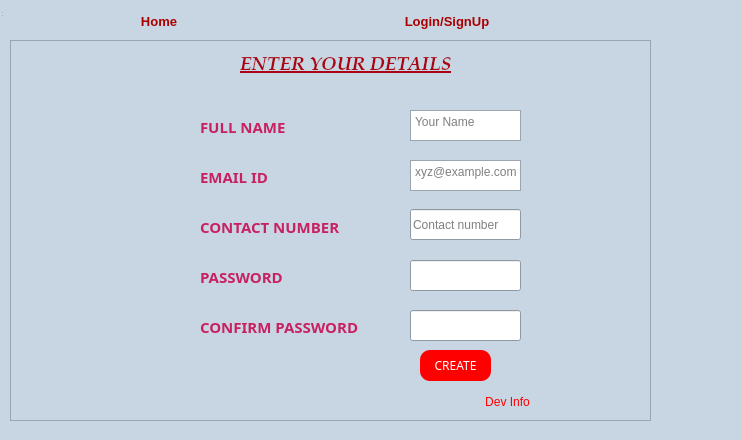
First picture: the form in SignUpWindow.ui, repository sarthakforwet/Attendance-Record-Management-System, before the edit.
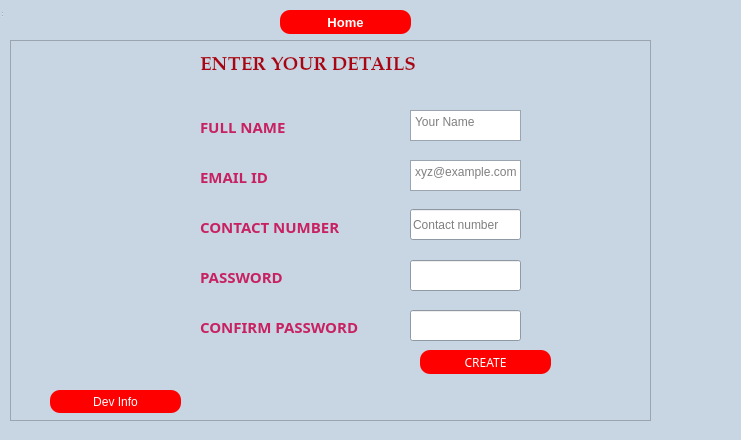
Second picture: the form after the edit.

```diff
--- a/SignUpWindow.ui
+++ b/SignUpWindow.ui
@@ -104,9 +104,9 @@
     <widget class="QPushButton" name="devInfo">
      <property name="geometry">
       <rect>
-       <x>460</x>
+       <x>40</x>
        <y>350</y>
-       <width>75</width>
+       <width>131</width>
        <height>23</height>
       </rect>
      </property>
@@ -116,9 +116,9 @@
         <colorrole role="WindowText">
          <brush brushstyle="SolidPattern">
           <color alpha="255">
-           <red>0</red>
-           <green>0</green>
-           <blue>0</blue>
+           <red>255</red>
+           <green>255</green>
+           <blue>255</blue>
           </color>
          </brush>
         </colorrole>
@@ -126,8 +126,8 @@
          <brush brushstyle="SolidPattern">
           <color alpha="255">
            <red>255</red>
-           <green>255</green>
-           <blue>255</blue>
+           <green>0</green>
+           <blue>0</blue>
           </color>
          </brush>
         </colorrole>
@@ -161,13 +161,31 @@
         <colorrole role="Text">
          <brush brushstyle="SolidPattern">
           <color alpha="255">
-           <red>0</red>
-           <green>0</green>
-           <blue>0</blue>
+           <red>255</red>
+           <green>255</green>
+           <blue>255</blue>
           </color>
          </brush>
         </colorrole>
         <colorrole role="ButtonText">
+         <brush brushstyle="SolidPattern">
+          <color alpha="255">
+           <red>255</red>
+           <green>255</green>
+           <blue>255</blue>
+          </color>
+         </brush>
+        </colorrole>
+        <colorrole role="Base">
+         <brush brushstyle="SolidPattern">
+          <color alpha="255">
+           <red>255</red>
+           <green>0</green>
+           <blue>0</blue>
+          </color>
+         </brush>
+        </colorrole>
+        <colorrole role="Window">
          <brush brushstyle="SolidPattern">
           <color alpha="255">
            <red>255</red>
@@ -181,9 +199,9 @@
         <colorrole role="WindowText">
          <brush brushstyle="SolidPattern">
           <color alpha="255">
-           <red>0</red>
-           <green>0</green>
-           <blue>0</blue>
+           <red>255</red>
+           <green>255</green>
+           <blue>255</blue>
           </color>
          </brush>
         </colorrole>
@@ -191,8 +209,8 @@
          <brush brushstyle="SolidPattern">
           <color alpha="255">
            <red>255</red>
-           <green>255</green>
-           <blue>255</blue>
+           <green>0</green>
+           <blue>0</blue>
           </color>
          </brush>
         </colorrole>
@@ -226,13 +244,31 @@
         <colorrole role="Text">
          <brush brushstyle="SolidPattern">
           <color alpha="255">
-           <red>0</red>
-           <green>0</green>
-           <blue>0</blue>
+           <red>255</red>
+           <green>255</green>
+           <blue>255</blue>
           </color>
          </brush>
         </colorrole>
         <colorrole role="ButtonText">
+         <brush brushstyle="SolidPattern">
+          <color alpha="255">
+           <red>255</red>
+           <green>255</green>
+           <blue>255</blue>
+          </color>
+         </brush>
+        </colorrole>
+        <colorrole role="Base">
+         <brush brushstyle="SolidPattern">
+          <color alpha="255">
+           <red>255</red>
+           <green>0</green>
+           <blue>0</blue>
+          </color>
+         </brush>
+        </colorrole>
+        <colorrole role="Window">
          <brush brushstyle="SolidPattern">
           <color alpha="255">
            <red>255</red>
@@ -248,7 +284,7 @@
           <color alpha="255">
            <red>255</red>
            <green>255</green>
-           <blue>127</blue>
+           <blue>255</blue>
           </color>
          </brush>
         </colorrole>
@@ -256,8 +292,8 @@
          <brush brushstyle="SolidPattern">
           <color alpha="255">
            <red>255</red>
-           <green>255</green>
-           <blue>255</blue>
+           <green>0</green>
+           <blue>0</blue>
           </color>
          </brush>
         </colorrole>
@@ -293,7 +329,7 @@
           <color alpha="255">
            <red>255</red>
            <green>255</green>
-           <blue>127</blue>
+           <blue>255</blue>
           </color>
          </brush>
         </colorrole>
@@ -302,13 +338,39 @@
           <color alpha="255">
            <red>255</red>
            <green>255</green>
-           <blue>127</blue>
+           <blue>255</blue>
+          </color>
+         </brush>
+        </colorrole>
+        <colorrole role="Base">
+         <brush brushstyle="SolidPattern">
+          <color alpha="255">
+           <red>255</red>
+           <green>0</green>
+           <blue>0</blue>
+          </color>
+         </brush>
+        </colorrole>
+        <colorrole role="Window">
+         <brush brushstyle="SolidPattern">
+          <color alpha="255">
+           <red>255</red>
+           <green>0</green>
+           <blue>0</blue>
           </color>
          </brush>
         </colorrole>
        </disabled>
       </palette>
      </property>
+     <property name="styleSheet">
+      <string notr="true">QPushButton{
+	background-color: rgb(255,0, 0);
+	border-radius:10px;
+	color:#FFFFFF
+}
+</string>
+     </property>
      <property name="text">
       <string>Dev Info</string>
      </property>
@@ -553,8 +615,8 @@
       <rect>
        <x>410</x>
        <y>310</y>
-       <width>71</width>
-       <height>31</height>
+       <width>131</width>
+       <height>24</height>
       </rect>
      </property>
      <property name="palette">
@@ -1019,7 +1081,7 @@
     <widget class="QLabel" name="label_4">
      <property name="geometry">
       <rect>
-       <x>230</x>
+       <x>190</x>
        <y>10</y>
        <width>271</width>
        <height>31</height>
@@ -1067,9 +1129,9 @@
        <family>Palatino Linotype</family>
        <pointsize>14</pointsize>
        <weight>75</weight>
-       <italic>true</italic>
+       <italic>false</italic>
        <bold>true</bold>
-       <underline>true</underline>
+       <underline>false</underline>
       </font>
      </property>
      <property name="text">
@@ -1077,22 +1139,55 @@
      </property>
     </widget>
    </widget>
-   <widget class="QPushButton" name="login_signUp">
+   <widget class="QPushButton" name="home">
     <property name="geometry">
      <rect>
-      <x>337</x>
-      <y>9</y>
-      <width>200</width>
+      <x>270</x>
+      <y>10</y>
+      <width>131</width>
       <height>24</height>
      </rect>
     </property>
+    <property name="sizePolicy">
+     <sizepolicy hsizetype="Preferred" vsizetype="Preferred">
+      <horstretch>0</horstretch>
+      <verstretch>0</verstretch>
+     </sizepolicy>
+    </property>
+    <property name="minimumSize">
+     <size>
+      <width>120</width>
+      <height>10</height>
+     </size>
+    </property>
+    <property name="maximumSize">
+     <size>
+      <width>300</width>
+      <height>16777215</height>
+     </size>
+    </property>
+    <property name="baseSize">
+     <size>
+      <width>10</width>
+      <height>10</height>
+     </size>
+    </property>
     <property name="palette">
      <palette>
       <active>
        <colorrole role="WindowText">
         <brush brushstyle="SolidPattern">
          <color alpha="255">
-          <red>170</red>
+          <red>255</red>
+          <green>255</green>
+          <blue>255</blue>
+         </color>
+        </brush>
+       </colorrole>
+       <colorrole role="Button">
+        <brush brushstyle="SolidPattern">
+         <color alpha="255">
+          <red>255</red>
           <green>0</green>
           <blue>0</blue>
          </color>
@@ -1101,16 +1196,34 @@
        <colorrole role="Text">
         <brush brushstyle="SolidPattern">
          <color alpha="255">
-          <red>170</red>
-          <green>0</green>
-          <blue>0</blue>
+          <red>255</red>
+          <green>255</green>
+          <blue>255</blue>
          </color>
         </brush>
        </colorrole>
        <colorrole role="ButtonText">
         <brush brushstyle="SolidPattern">
          <color alpha="255">
-          <red>170</red>
+          <red>255</red>
+          <green>255</green>
+          <blue>255</blue>
+         </color>
+        </brush>
+       </colorrole>
+       <colorrole role="Base">
+        <brush brushstyle="SolidPattern">
+         <color alpha="255">
+          <red>255</red>
+          <green>0</green>
+          <blue>0</blue>
+         </color>
+        </brush>
+       </colorrole>
+       <colorrole role="Window">
+        <brush brushstyle="SolidPattern">
+         <color alpha="255">
+          <red>255</red>
           <green>0</green>
           <blue>0</blue>
          </color>
@@ -1121,7 +1234,16 @@
        <colorrole role="WindowText">
         <brush brushstyle="SolidPattern">
          <color alpha="255">
-          <red>170</red>
+          <red>255</red>
+          <green>255</green>
+          <blue>255</blue>
+         </color>
+        </brush>
+       </colorrole>
+       <colorrole role="Button">
+        <brush brushstyle="SolidPattern">
+         <color alpha="255">
+          <red>255</red>
           <green>0</green>
           <blue>0</blue>
          </color>
@@ -1130,16 +1252,34 @@
        <colorrole role="Text">
         <brush brushstyle="SolidPattern">
          <color alpha="255">
-          <red>170</red>
-          <green>0</green>
-          <blue>0</blue>
+          <red>255</red>
+          <green>255</green>
+          <blue>255</blue>
          </color>
         </brush>
        </colorrole>
        <colorrole role="ButtonText">
         <brush brushstyle="SolidPattern">
          <color alpha="255">
-          <red>170</red>
+          <red>255</red>
+          <green>255</green>
+          <blue>255</blue>
+         </color>
+        </brush>
+       </colorrole>
+       <colorrole role="Base">
+        <brush brushstyle="SolidPattern">
+         <color alpha="255">
+          <red>255</red>
+          <green>0</green>
+          <blue>0</blue>
+         </color>
+        </brush>
+       </colorrole>
+       <colorrole role="Window">
+        <brush brushstyle="SolidPattern">
+         <color alpha="255">
+          <red>255</red>
           <green>0</green>
           <blue>0</blue>
          </color>
@@ -1150,27 +1290,54 @@
        <colorrole role="WindowText">
         <brush brushstyle="SolidPattern">
          <color alpha="255">
-          <red>120</red>
-          <green>120</green>
-          <blue>120</blue>
+          <red>255</red>
+          <green>255</green>
+          <blue>255</blue>
+         </color>
+        </brush>
+       </colorrole>
+       <colorrole role="Button">
+        <brush brushstyle="SolidPattern">
+         <color alpha="255">
+          <red>255</red>
+          <green>0</green>
+          <blue>0</blue>
          </color>
         </brush>
        </colorrole>
        <colorrole role="Text">
         <brush brushstyle="SolidPattern">
          <color alpha="255">
-          <red>120</red>
-          <green>120</green>
-          <blue>120</blue>
+          <red>255</red>
+          <green>255</green>
+          <blue>255</blue>
          </color>
         </brush>
        </colorrole>
        <colorrole role="ButtonText">
         <brush brushstyle="SolidPattern">
          <color alpha="255">
-          <red>120</red>
-          <green>120</green>
-          <blue>120</blue>
+          <red>255</red>
+          <green>255</green>
+          <blue>255</blue>
+         </color>
+        </brush>
+       </colorrole>
+       <colorrole role="Base">
+        <brush brushstyle="SolidPattern">
+         <color alpha="255">
+          <red>255</red>
+          <green>0</green>
+          <blue>0</blue>
+         </color>
+        </brush>
+       </colorrole>
+       <colorrole role="Window">
+        <brush brushstyle="SolidPattern">
+         <color alpha="255">
+          <red>255</red>
+          <green>0</green>
+          <blue>0</blue>
          </color>
         </brush>
        </colorrole>
@@ -1185,8 +1352,24 @@
       <bold>true</bold>
      </font>
     </property>
+    <property name="autoFillBackground">
+     <bool>false</bool>
+    </property>
+    <property name="styleSheet">
+     <string notr="true">QPushButton{
+	background-color: rgb(255,0, 0);
+	border-radius:10px;
+	color:#FFFFFF
+}</string>
+    </property>
     <property name="text">
-     <string>Login/SignUp</string>
+     <string>Home</string>
+    </property>
+    <property name="autoDefault">
+     <bool>false</bool>
+    </property>
+    <property name="default">
+     <bool>false</bool>
     </property>
     <property name="flat">
      <bool>true</bool>
@@ -1203,100 +1386,6 @@
     </rect>
    </property>
   </widget>
-  <widget class="QPushButton" name="home">
-   <property name="geometry">
-    <rect>
-     <x>9</x>
-     <y>9</y>
-     <width>300</width>
-     <height>24</height>
-    </rect>
-   </property>
-   <property name="sizePolicy">
-    <sizepolicy hsizetype="Preferred" vsizetype="Preferred">
-     <horstretch>0</horstretch>
-     <verstretch>0</verstretch>
-    </sizepolicy>
-   </property>
-   <property name="minimumSize">
-    <size>
-     <width>120</width>
-     <height>10</height>
-    </size>
-   </property>
-   <property name="maximumSize">
-    <size>
-     <width>300</width>
-     <height>16777215</height>
-    </size>
-   </property>
-   <property name="baseSize">
-    <size>
-     <width>10</width>
-     <height>10</height>
-    </size>
-   </property>
-   <property name="palette">
-    <palette>
-     <active>
-      <colorrole role="ButtonText">
-       <brush brushstyle="SolidPattern">
-        <color alpha="255">
-         <red>170</red>
-         <green>0</green>
-         <blue>0</blue>
-        </color>
-       </brush>
-      </colorrole>
-     </active>
-     <inactive>
-      <colorrole role="ButtonText">
-       <brush brushstyle="SolidPattern">
-        <color alpha="255">
-         <red>170</red>
-         <green>0</green>
-         <blue>0</blue>
-        </color>
-       </brush>
-      </colorrole>
-     </inactive>
-     <disabled>
-      <colorrole role="ButtonText">
-       <brush brushstyle="SolidPattern">
-        <color alpha="255">
-         <red>120</red>
-         <green>120</green>
-         <blue>120</blue>
-        </color>
-       </brush>
-      </colorrole>
-     </disabled>
-    </palette>
-   </property>
-   <property name="font">
-    <font>
-     <family>Arial</family>
-     <pointsize>10</pointsize>
-     <weight>75</weight>
-     <bold>true</bold>
-    </font>
-   </property>
-   <property name="autoFillBackground">
-    <bool>false</bool>
-   </property>
-   <property name="text">
-    <string>Home</string>
-   </property>
-   <property name="autoDefault">
-    <bool>false</bool>
-   </property>
-   <property name="default">
-    <bool>false</bool>
-   </property>
-   <property name="flat">
-    <bool>true</bool>
-   </property>
-  </widget>
  </widget>
  <resources/>
  <connections/>
```
